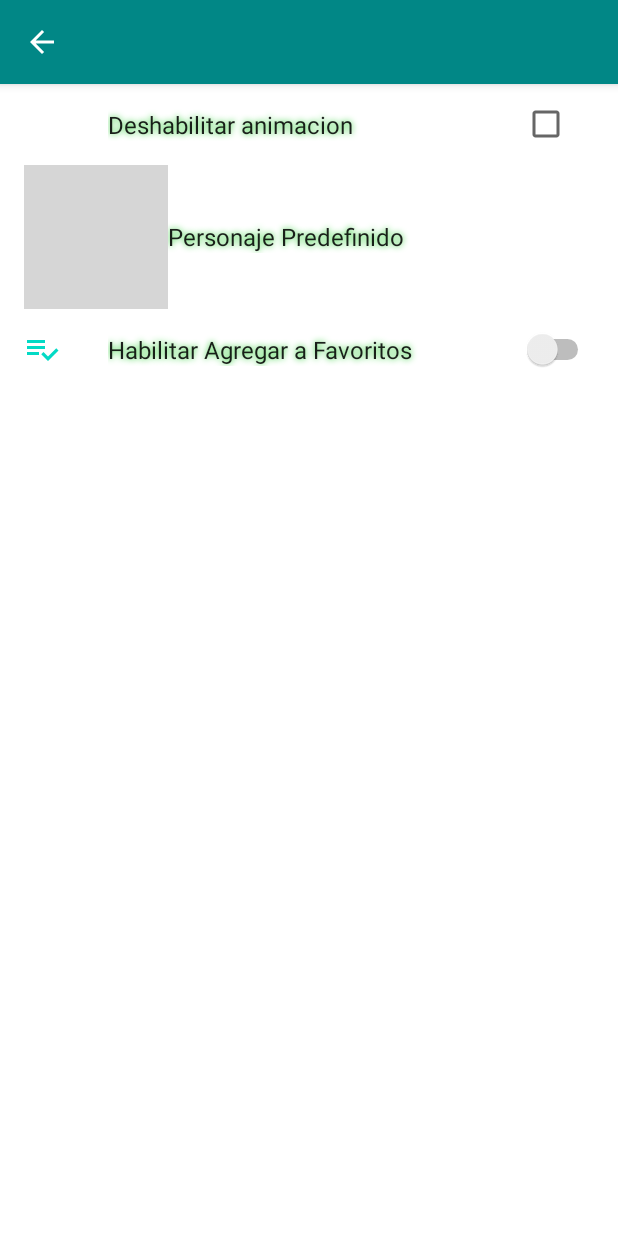
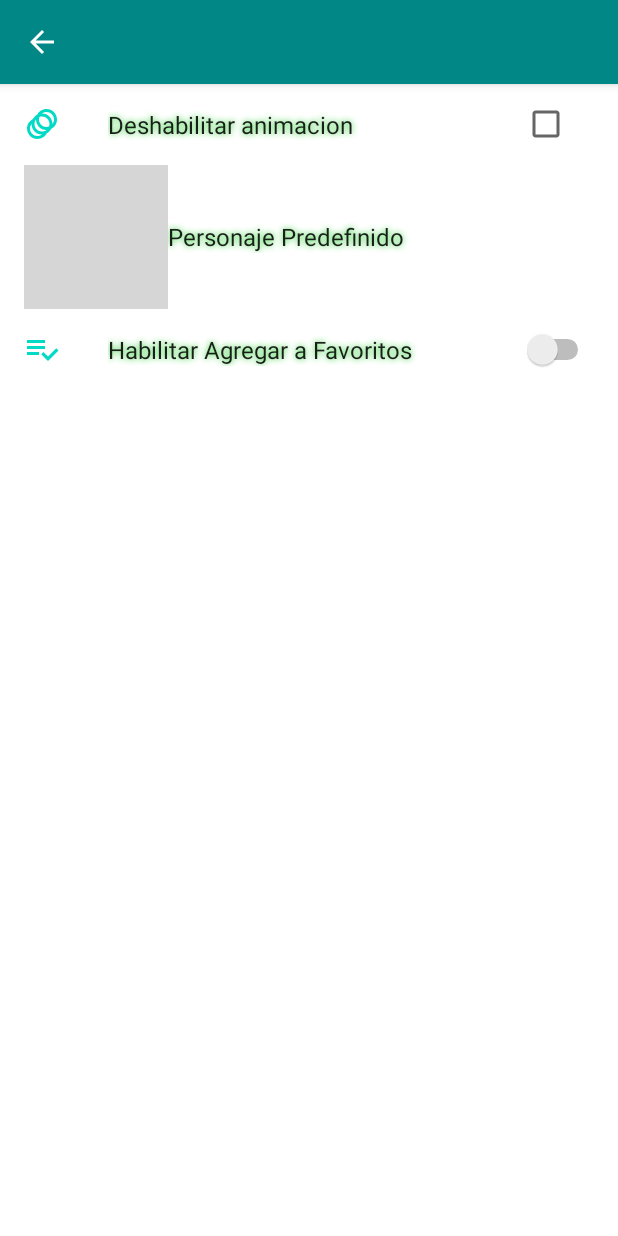
Before and after one commit to manupinasco/parcial_tp3, an Android app: the SettingsActivity screen opened directly, with no data from a screen before it, on a phone screen of 412 x 824 dp. Run offline under Robolectric (Android 15) with nearby library versions, the phone set to English and light mode, and no system bars; our stand-ins replace androidx.preference; grey boxes are pictures that could not be loaded.

Commit message:
Agrego icono de deshabilitar animacion

```diff
--- /dev/null
+++ b/app/src/main/res/drawable/preference_animation.xml
@@ -0,0 +1,5 @@
+<vector android:height="24dp" android:tint="#03DAC5"
+    android:viewportHeight="24" android:viewportWidth="24"
+    android:width="24dp" xmlns:android="http://schemas.android.com/apk/res/android">
+    <path android:fillColor="@android:color/white" android:pathData="M15,2c-2.71,0 -5.05,1.54 -6.22,3.78 -1.28,0.67 -2.34,1.72 -3,3C3.54,9.95 2,12.29 2,15c0,3.87 3.13,7 7,7 2.71,0 5.05,-1.54 6.22,-3.78 1.28,-0.67 2.34,-1.72 3,-3C20.46,14.05 22,11.71 22,9c0,-3.87 -3.13,-7 -7,-7zM9,20c-2.76,0 -5,-2.24 -5,-5 0,-1.12 0.37,-2.16 1,-3 0,3.87 3.13,7 7,7 -0.84,0.63 -1.88,1 -3,1zM12,17c-2.76,0 -5,-2.24 -5,-5 0,-1.12 0.37,-2.16 1,-3 0,3.86 3.13,6.99 7,7 -0.84,0.63 -1.88,1 -3,1zM16.7,13.7c-0.53,0.19 -1.1,0.3 -1.7,0.3 -2.76,0 -5,-2.24 -5,-5 0,-0.6 0.11,-1.17 0.3,-1.7 0.53,-0.19 1.1,-0.3 1.7,-0.3 2.76,0 5,2.24 5,5 0,0.6 -0.11,1.17 -0.3,1.7zM19,12c0,-3.86 -3.13,-6.99 -7,-7 0.84,-0.63 1.87,-1 3,-1 2.76,0 5,2.24 5,5 0,1.12 -0.37,2.16 -1,3z"/>
+</vector>
--- a/app/src/main/res/xml/user_setting.xml
+++ b/app/src/main/res/xml/user_setting.xml
@@ -2,6 +2,7 @@
 <PreferenceScreen xmlns:android="http://schemas.android.com/apk/res/android">
 
     <CheckBoxPreference
+        android:icon="@drawable/preference_animation"
         android:defaultValue="false"
         android:key="check_box_preference_1"
         android:title="Deshabilitar animacion" />
```
